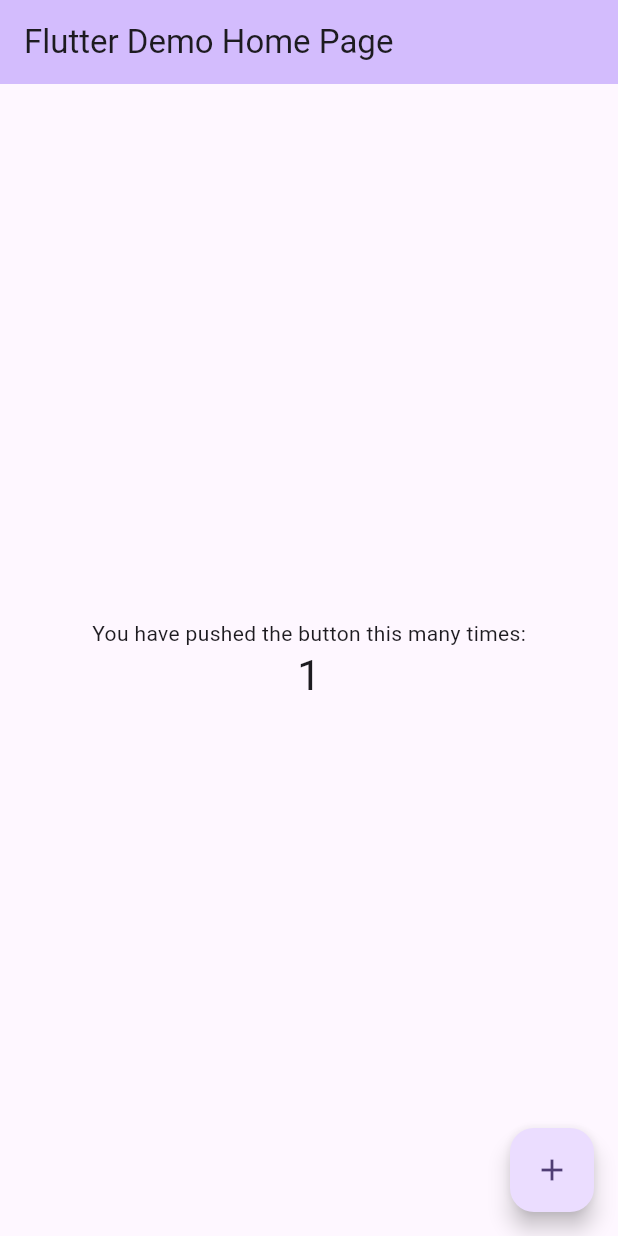
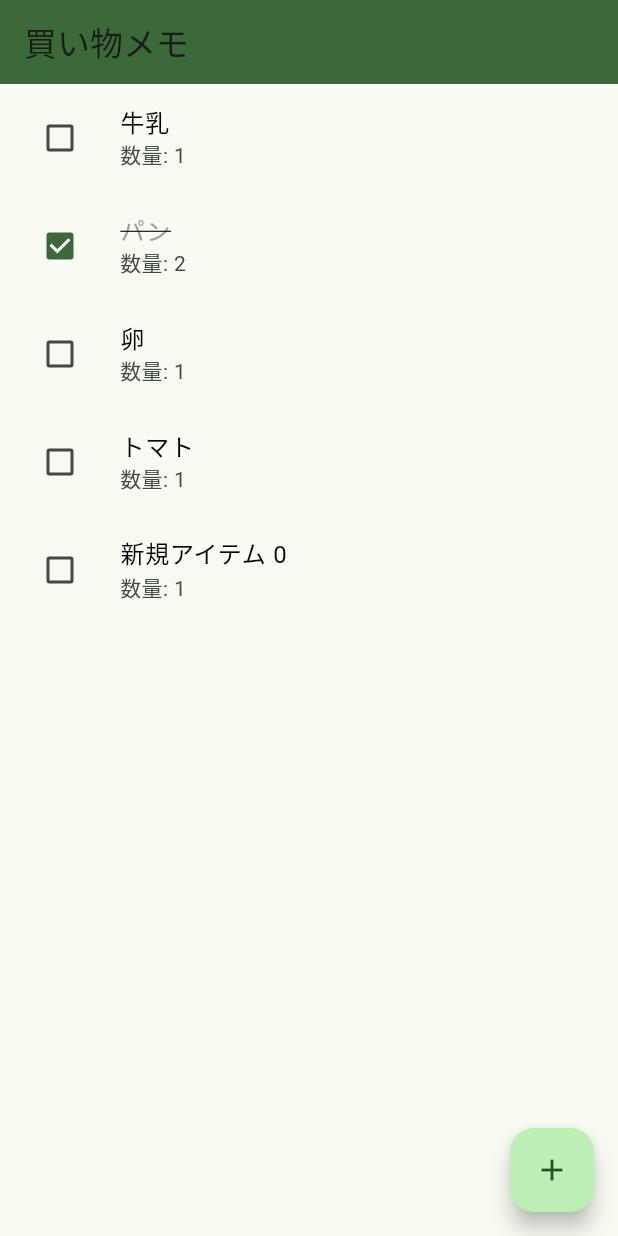
Before and after one commit to saladve/flutter_shopping-list, a Flutter app: the screen it shows after launch, after a tap on the "add" icon, on a phone screen of 412 x 824 dp. Run offline on Flutter 3.47's test engine with Material 3 defaults, Android fonts, the phone set to English and light mode, and no system bars.

Commit message:
Feature/list and model (#1)
* 11/5/25v2 add:いくつかの買い物リスト用のファイル
- lib/models/shopping_item.dart（データ型の定義）の追加
- lib/screens/shopping_list_screen.dart（画面）の追加

* 11/12/25v1 add:
- shopping_item.dart
- shopping_list_screen.dart
を追加

```diff
--- a/shopping_list_app/lib/main.dart
+++ b/shopping_list_app/lib/main.dart
@@ -1,4 +1,5 @@
 import 'package:flutter/material.dart';
+import 'package:shopping_list_app/screens/shopping_list_screen.dart';
 
 void main() {
   runApp(const MyApp());
@@ -13,24 +14,9 @@ class MyApp extends StatelessWidget {
     return MaterialApp(
       title: 'Flutter Demo',
       theme: ThemeData(
-        // This is the theme of your application.
-        //
-        // TRY THIS: Try running your application with "flutter run". You'll see
-        // the application has a purple toolbar. Then, without quitting the app,
-        // try changing the seedColor in the colorScheme below to Colors.green
-        // and then invoke "hot reload" (save your changes or press the "hot
-        // reload" button in a Flutter-supported IDE, or press "r" if you used
-        // the command line to start the app).
-        //
-        // Notice that the counter didn't reset back to zero; the application
-        // state is not lost during the reload. To reset the state, use hot
-        // restart instead.
-        //
-        // This works for code too, not just values: Most code changes can be
-        // tested with just a hot reload.
-        colorScheme: ColorScheme.fromSeed(seedColor: Colors.deepPurple),
+        colorScheme: ColorScheme.fromSeed(seedColor: Colors.green),
       ),
-      home: const MyHomePage(title: 'Flutter Demo Home Page'),
+      home: const ShoppingListScreen(),
     );
   }
 }
--- /dev/null
+++ b/shopping_list_app/lib/models/shopping_item.dart
@@ -0,0 +1,26 @@
+import 'package:flutter/foundation.dart';
+
+@immutable
+class ShoppingItem {
+  final String name;
+  final int quantity;
+  final bool isCompleted;
+
+  const ShoppingItem({
+    required this.name,
+    this.quantity = 1,
+    this.isCompleted = false,
+  });
+
+  ShoppingItem copyWith({
+    String? name,
+    int? quantity,
+    bool? isCompleted,
+  }) {
+    return ShoppingItem(
+      name: name ?? this.name,
+      quantity: quantity ?? this.quantity,
+      isCompleted: isCompleted ?? this.isCompleted,
+    );
+  }
+}
--- /dev/null
+++ b/shopping_list_app/lib/screens/shopping_list_screen.dart
@@ -0,0 +1,86 @@
+import 'package:flutter/material.dart';
+import '../models/shopping_item.dart';
+
+class ShoppingListScreen extends StatefulWidget {
+  const ShoppingListScreen({super.key});
+
+  // Stateオブジェクトを作成するメソッド
+  @override
+  State<ShoppingListScreen> createState() => _ShoppingListScreenState();
+}
+
+class _ShoppingListScreenState extends State<ShoppingListScreen> {
+//ダミーデータ
+  final List<ShoppingItem> _shoppingList = [
+    const ShoppingItem(name: '牛乳', quantity: 1, isCompleted: false),
+    const ShoppingItem(name: 'パン', quantity: 2, isCompleted: true),
+    const ShoppingItem(name: '卵'),
+    const ShoppingItem(name: 'トマト'),
+  ];
+
+  // チェックボックスの状態を切り替えるメソッド（次のステップで利用）
+  void _toggleCompletion(int index) {
+    // setStateブロック内でデータを変更すると、UIが自動的に再描画されます
+    setState(() {
+      final currentItem = _shoppingList[index];
+
+      _shoppingList[index] = currentItem.copyWith(
+        isCompleted: !currentItem.isCompleted,
+      );
+    });
+  }
+
+  @override //UI
+  Widget build(BuildContext context) {
+    return Scaffold(
+      appBar: AppBar(
+        title: const Text('買い物メモ'),
+        backgroundColor: Theme.of(context).primaryColor,
+      ),
+
+      body: ListView.builder(
+        itemCount: _shoppingList.length,
+        itemBuilder: (context, index) {
+          final item = _shoppingList[index];
+
+          return ListTile(
+            title: Text(
+              item.name,
+              style: TextStyle(
+                decoration: item.isCompleted
+                    ? TextDecoration.lineThrough
+                    : TextDecoration.none,
+                color: item.isCompleted ? Colors.grey : Colors.black,
+              ),
+            ),
+            subtitle: Text('数量: ${item.quantity}'),
+            leading: Checkbox(
+              value: item.isCompleted,
+              onChanged: (bool? newValue) {
+                _toggleCompletion(index);
+              },
+            ),
+            onTap: () {
+              _toggleCompletion(index);
+            },
+          );
+        },
+      ),
+
+      // 画面右下のフローティングアクションボタン（アイテム追加用）
+      floatingActionButton: FloatingActionButton(
+        onPressed: () {
+          setState(() {
+            _shoppingList.add(
+              ShoppingItem(
+                name: '新規アイテム ${DateTime.now().second}', // 時刻でユニークな名前に
+                quantity: 1,
+              ),
+            );
+          });
+        },
+        child: const Icon(Icons.add),
+      ),
+    );
+  }
+}
```
